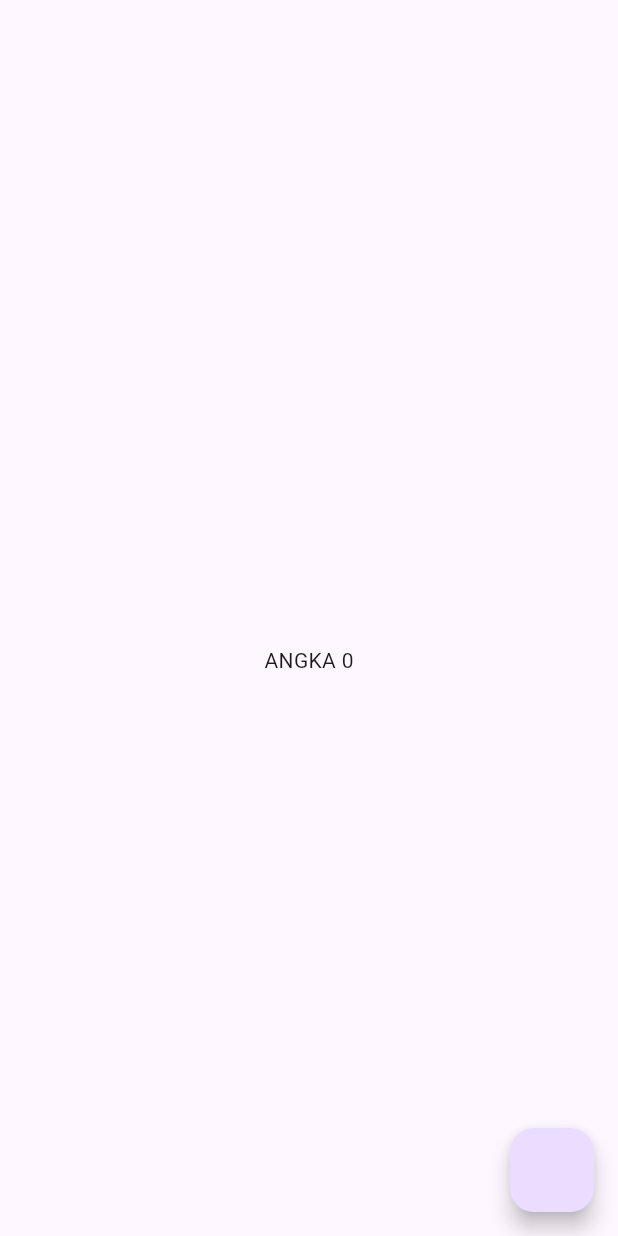
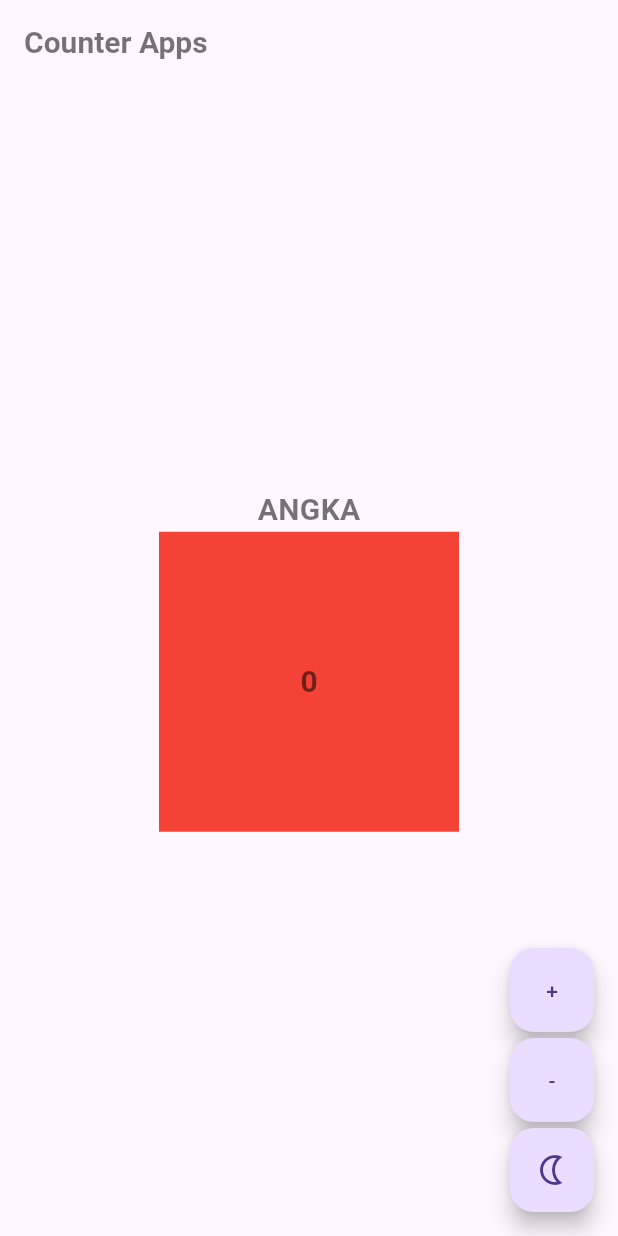
Before and after one commit to F415alarrahman/getX, a Flutter app: the screen it shows after launch, on a phone screen of 412 x 824 dp. Run offline on Flutter 3.47's test engine with Material 3 defaults, Android fonts, the phone set to English and light mode, and no system bars; our stand-ins replace get.

Commit message:
`feat: updated home page UI with counter app features`

```diff
--- a/lib/main.dart
+++ b/lib/main.dart
@@ -25,14 +25,73 @@ class HomePage extends StatelessWidget {
   @override
   Widget build(BuildContext context) {
     return Scaffold(
-      appBar: AppBar(),
+      appBar: AppBar(
+        title: Text(
+          'Counter Apps',
+          style: TextStyle(
+            fontSize: 20,
+            fontWeight: FontWeight.bold,
+            color: c.isDark.value ? Colors.white : Colors.black54,
+          ),
+        ),
+      ),
       body: Center(
-        child: Obx(() => Text(
-              "ANGKA ${c.counter}",
-            )),
+        child: Obx(
+          () => Column(
+            mainAxisAlignment: MainAxisAlignment.center,
+            crossAxisAlignment: CrossAxisAlignment.center,
+            children: [
+              Text(
+                "ANGKA",
+                style: TextStyle(
+                  fontSize: 20,
+                  fontWeight: FontWeight.bold,
+                  color: c.isDark.value ? Colors.white : Colors.black54,
+                ),
+              ),
+              Container(
+                width: 200,
+                height: 200,
+                color: Colors.red,
+                child: Center(
+                    child: Text(
+                  "${c.counter}",
+                  style: TextStyle(
+                    fontSize: 20,
+                    fontWeight: FontWeight.bold,
+                    color: c.isDark.value ? Colors.white : Colors.black54,
+                  ),
+                )),
+              ),
+            ],
+          ),
+        ),
       ),
-      floatingActionButton:
-          FloatingActionButton(onPressed: () => c.changeTheme()),
+      floatingActionButton: Column(
+        mainAxisAlignment: MainAxisAlignment.end,
+        children: [
+          FloatingActionButton(
+            onPressed: () => c.increment(),
+            child: Text("+"),
+          ),
+          SizedBox(
+            height: 4,
+          ),
+          FloatingActionButton(
+            onPressed: () => c.decrement(),
+            child: Text("-"),
+          ),
+          SizedBox(
+            height: 4,
+          ),
+          FloatingActionButton(
+            onPressed: () => c.changeTheme,
+            child: Icon(
+              c.isDark.value ? Icons.sunny : Icons.nightlight_outlined,
+            ),
+          ),
+        ],
+      ),
     );
   }
 }
```
